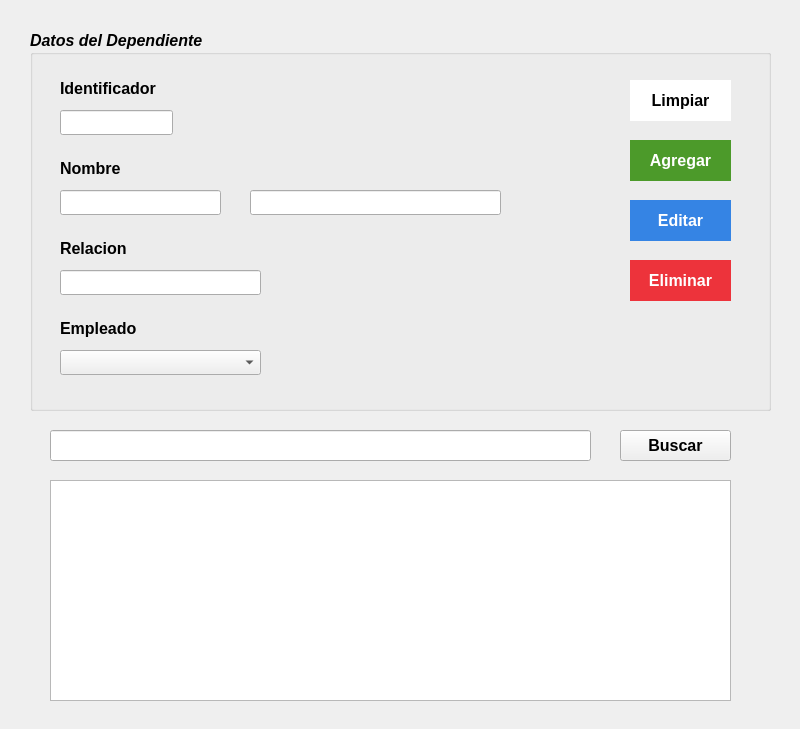
G-Mann00/HR_Seguridad, file vistas/FrmDependiente.ui: the form before one commit.
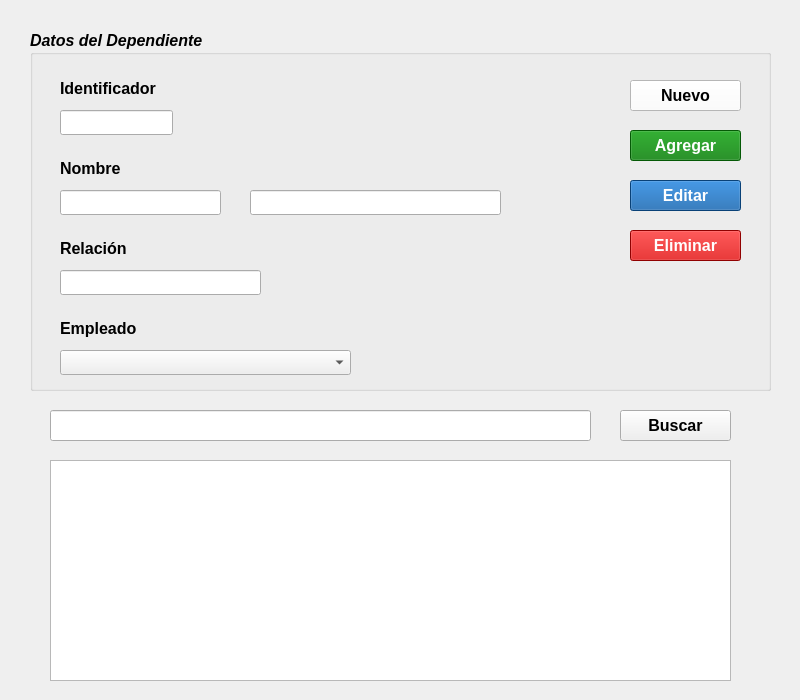
The form after the commit. Icons and pictures are not drawn.

```diff
--- a/vistas/FrmDependiente.ui
+++ b/vistas/FrmDependiente.ui
@@ -7,15 +7,20 @@
     <x>0</x>
     <y>0</y>
     <width>800</width>
-    <height>729</height>
+    <height>700</height>
    </rect>
   </property>
   <property name="minimumSize">
    <size>
     <width>800</width>
-    <height>729</height>
+    <height>700</height>
    </size>
   </property>
+  <property name="font">
+   <font>
+    <pointsize>12</pointsize>
+   </font>
+  </property>
   <property name="windowTitle">
    <string>Gestion de Dependientes</string>
   </property>
@@ -25,7 +30,7 @@
      <x>30</x>
      <y>30</y>
      <width>741</width>
-     <height>381</height>
+     <height>361</height>
     </rect>
    </property>
    <property name="font">
@@ -162,7 +167,7 @@
      </font>
     </property>
     <property name="text">
-     <string>Relacion</string>
+     <string>Relación</string>
     </property>
    </widget>
    <widget class="QLineEdit" name="le_relacion">
@@ -191,10 +196,18 @@
      <rect>
       <x>30</x>
       <y>320</y>
-      <width>201</width>
+      <width>291</width>
       <height>25</height>
      </rect>
     </property>
+    <property name="font">
+     <font>
+      <pointsize>12</pointsize>
+      <weight>50</weight>
+      <italic>false</italic>
+      <bold>false</bold>
+     </font>
+    </property>
    </widget>
    <widget class="QLabel" name="lbl_empleado">
     <property name="geometry">
@@ -217,38 +230,13 @@
      <string>Empleado</string>
     </property>
    </widget>
-   <widget class="QPushButton" name="btn_limpiar">
-    <property name="geometry">
-     <rect>
-      <x>600</x>
-      <y>50</y>
-      <width>101</width>
-      <height>41</height>
-     </rect>
-    </property>
-    <property name="font">
-     <font>
-      <pointsize>12</pointsize>
-      <weight>75</weight>
-      <italic>false</italic>
-      <bold>true</bold>
-     </font>
-    </property>
-    <property name="styleSheet">
-     <string notr="true">border-style:outset;
-background-color:white</string>
-    </property>
-    <property name="text">
-     <string>Limpiar</string>
-    </property>
-   </widget>
    <widget class="QPushButton" name="btn_agregar">
     <property name="geometry">
      <rect>
       <x>600</x>
-      <y>110</y>
-      <width>101</width>
-      <height>41</height>
+      <y>100</y>
+      <width>111</width>
+      <height>31</height>
      </rect>
     </property>
     <property name="font">
@@ -261,20 +249,29 @@
     </property>
     <property name="styleSheet">
      <string notr="true">color:white;
-background-color:rgb(76, 154, 42);
-border-style: outset</string>
+background-color:rgb(7, 125, 8)</string>
     </property>
     <property name="text">
      <string>Agregar</string>
     </property>
+    <property name="icon">
+     <iconset resource="../PruebaClonar/HR_Seguridad/recursos/iconosBotones.qrc">
+      <normaloff>:/iconosCrud/add40.png</normaloff>:/iconosCrud/add40.png</iconset>
+    </property>
+    <property name="iconSize">
+     <size>
+      <width>20</width>
+      <height>20</height>
+     </size>
+    </property>
    </widget>
    <widget class="QPushButton" name="btn_editar">
     <property name="geometry">
      <rect>
       <x>600</x>
-      <y>170</y>
-      <width>101</width>
-      <height>41</height>
+      <y>150</y>
+      <width>111</width>
+      <height>31</height>
      </rect>
     </property>
     <property name="font">
@@ -287,20 +284,29 @@
     </property>
     <property name="styleSheet">
      <string notr="true">color:white;
-background-color:rgb(53, 132, 228);
-border-style: outset</string>
+background-color:rgb(12, 91, 166)</string>
     </property>
     <property name="text">
      <string>Editar</string>
     </property>
+    <property name="icon">
+     <iconset resource="../PruebaClonar/HR_Seguridad/recursos/iconosBotones.qrc">
+      <normaloff>:/iconosCrud/edit40.png</normaloff>:/iconosCrud/edit40.png</iconset>
+    </property>
+    <property name="iconSize">
+     <size>
+      <width>20</width>
+      <height>20</height>
+     </size>
+    </property>
    </widget>
    <widget class="QPushButton" name="btn_eliminar">
     <property name="geometry">
      <rect>
       <x>600</x>
-      <y>230</y>
-      <width>101</width>
-      <height>41</height>
+      <y>200</y>
+      <width>111</width>
+      <height>31</height>
      </rect>
     </property>
     <property name="font">
@@ -313,19 +319,65 @@
     </property>
     <property name="styleSheet">
      <string notr="true">color:white;
-background-color:rgb(237, 51, 59);
-border-style: outset</string>
+background-color:rgb(201, 0, 0)</string>
     </property>
     <property name="text">
      <string>Eliminar</string>
     </property>
+    <property name="icon">
+     <iconset resource="../PruebaClonar/HR_Seguridad/recursos/iconosBotones.qrc">
+      <normaloff>:/iconosCrud/delete40.png</normaloff>:/iconosCrud/delete40.png</iconset>
+    </property>
+    <property name="iconSize">
+     <size>
+      <width>20</width>
+      <height>20</height>
+     </size>
+    </property>
+   </widget>
+   <widget class="QPushButton" name="btn_nuevo">
+    <property name="geometry">
+     <rect>
+      <x>600</x>
+      <y>50</y>
+      <width>111</width>
+      <height>31</height>
+     </rect>
+    </property>
+    <property name="font">
+     <font>
+      <pointsize>12</pointsize>
+      <weight>75</weight>
+      <italic>false</italic>
+      <bold>true</bold>
+     </font>
+    </property>
+    <property name="toolTip">
+     <string>&lt;html&gt;&lt;head/&gt;&lt;body&gt;&lt;p&gt;&lt;span style=&quot; font-weight:400;&quot;&gt;Limpia los campos del formulario&lt;/span&gt;&lt;/p&gt;&lt;/body&gt;&lt;/html&gt;</string>
+    </property>
+    <property name="styleSheet">
+     <string notr="true">background-color:white</string>
+    </property>
+    <property name="text">
+     <string>Nuevo</string>
+    </property>
+    <property name="icon">
+     <iconset resource="../PruebaClonar/HR_Seguridad/recursos/iconosBotones.qrc">
+      <normaloff>:/iconosCrud/clean40.png</normaloff>:/iconosCrud/clean40.png</iconset>
+    </property>
+    <property name="iconSize">
+     <size>
+      <width>20</width>
+      <height>20</height>
+     </size>
+    </property>
    </widget>
   </widget>
   <widget class="QLineEdit" name="le_buscador">
    <property name="geometry">
     <rect>
      <x>50</x>
-     <y>430</y>
+     <y>410</y>
      <width>541</width>
      <height>31</height>
     </rect>
@@ -344,11 +396,16 @@
    <property name="geometry">
     <rect>
      <x>50</x>
-     <y>480</y>
+     <y>460</y>
      <width>681</width>
      <height>221</height>
     </rect>
    </property>
+   <property name="font">
+    <font>
+     <pointsize>12</pointsize>
+    </font>
+   </property>
    <property name="verticalScrollBarPolicy">
     <enum>Qt::ScrollBarAsNeeded</enum>
    </property>
@@ -360,7 +417,7 @@
    <property name="geometry">
     <rect>
      <x>620</x>
-     <y>430</y>
+     <y>410</y>
      <width>111</width>
      <height>31</height>
     </rect>
```
Left out of the diff: 35 changed lines with no effect on the pictures.
